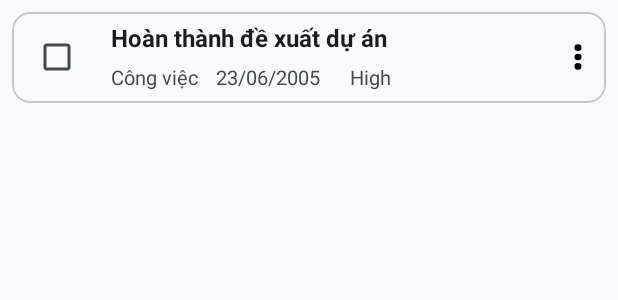
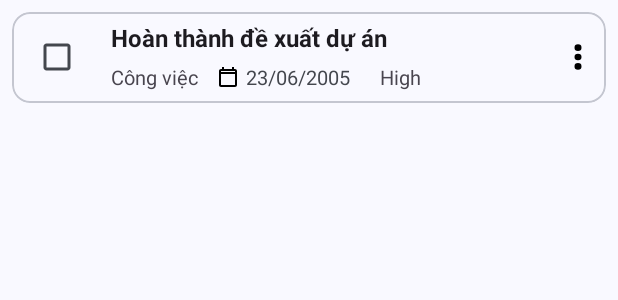
Before and after one commit to yngpiu/todo-app-android, an Android app: the layout item_task.xml on its own in the app's theme, with its tools: preview values and no code run, on a phone screen of 412 x 824 dp. Shown: the top 300 px of the screen. Run offline under Robolectric (Android 15) with nearby library versions, the phone set to English and light mode, and no system bars.

Commit message:
feat: Add calendar icon to task item date
This commit introduces a calendar icon next to the task date in the task item view.

- **item_task.xml:**
    - Added an `ImageView` (`iv_task_date_icon`) with the `ic_calendar` drawable.
    - Positioned the icon to the left of the task date `TextView` (`tv_task_date`).
    - Adjusted the `layout_marginStart` for `tv_task_date` from `12dp` to `4dp` to accommodate the icon.

- **New Drawable:**
    - Added `ic_calendar.xml`, a vector drawable representing a calendar icon.

```diff
--- /dev/null
+++ b/app/src/main/res/drawable/ic_calendar.xml
@@ -0,0 +1,8 @@
+<!-- res/drawable/ic_calendar.xml -->
+<vector xmlns:android="http://schemas.android.com/apk/res/android"
+    android:width="24dp" android:height="24dp" android:viewportWidth="24"
+    android:viewportHeight="24">
+    <path
+        android:fillColor="#FF000000"
+        android:pathData="M19,4h-1V2h-2v2H8V2H6v2H5c-1.11,0 -1.99,0.89 -1.99,2L3,20c0,1.1 0.89,2 2,2h14c1.1,0 2,-0.9 2,-2V6c0,-1.11 -0.9,-2 -2,-2zM19,20H5V9h14v11zM5,7V6h14v1H5z" />
+</vector>
--- a/app/src/main/res/layout/item_task.xml
+++ b/app/src/main/res/layout/item_task.xml
@@ -56,11 +56,20 @@
                     android:textSize="13sp" />
 
                 <!-- Date -->
+                <!-- 👇 Icon lịch -->
+                <ImageView
+                    android:id="@+id/iv_task_date_icon"
+                    android:layout_width="16dp"
+                    android:layout_height="16dp"
+                    android:layout_marginStart="12dp"
+                    android:src="@drawable/ic_calendar" />
+
+                <!-- 👇 Ngày -->
                 <com.google.android.material.textview.MaterialTextView
                     android:id="@+id/tv_task_date"
                     android:layout_width="wrap_content"
                     android:layout_height="wrap_content"
-                    android:layout_marginStart="12dp"
+                    android:layout_marginStart="4dp"
                     android:text="23/06/2005"
                     android:textColor="?attr/colorOnSurfaceVariant"
                     android:textSize="13sp" />
```
